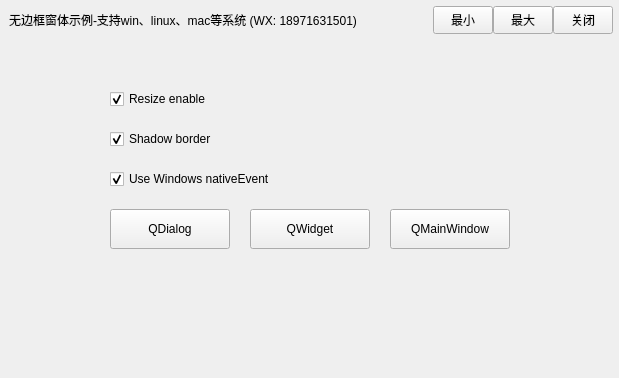
Above: QtFrameless2/demo/mainwindow.ui from redchairman/qt-frameless before the change. Below: the same form after it.
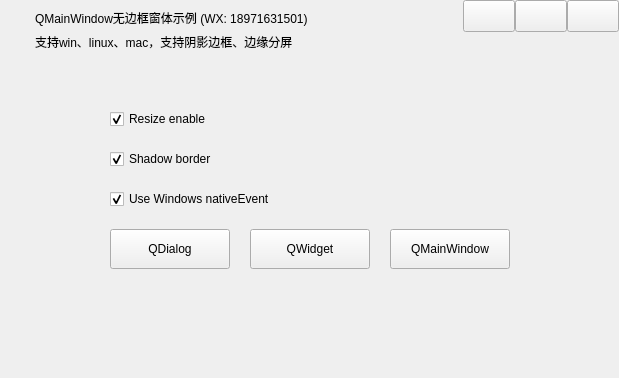
That is the form after the change.

```diff
--- a/QtFrameless2/demo/mainwindow.ui
+++ b/QtFrameless2/demo/mainwindow.ui
@@ -14,10 +14,7 @@
    <string>MainWindow</string>
   </property>
   <widget class="QWidget" name="centralwidget">
-   <layout class="QVBoxLayout" name="verticalLayout" stretch="0,0">
-    <property name="spacing">
-     <number>0</number>
-    </property>
+   <layout class="QGridLayout" name="gridLayout_5">
     <property name="leftMargin">
      <number>0</number>
     </property>
@@ -30,8 +27,11 @@
     <property name="bottomMargin">
      <number>0</number>
     </property>
-    <item>
-     <widget class="QWidget" name="titleBar" native="true">
+    <property name="spacing">
+     <number>0</number>
+    </property>
+    <item row="0" column="0">
+     <widget class="QWidget" name="widget_titleBar" native="true">
       <property name="sizePolicy">
        <sizepolicy hsizetype="Preferred" vsizetype="Fixed">
         <horstretch>0</horstretch>
@@ -41,53 +41,101 @@
       <property name="minimumSize">
        <size>
         <width>0</width>
-        <height>40</height>
+        <height>60</height>
+       </size>
+      </property>
+      <property name="maximumSize">
+       <size>
+        <width>16777215</width>
+        <height>60</height>
        </size>
       </property>
       <layout class="QHBoxLayout" name="horizontalLayout_2">
        <property name="spacing">
         <number>0</number>
        </property>
+       <property name="leftMargin">
+        <number>0</number>
+       </property>
        <property name="topMargin">
         <number>0</number>
        </property>
        <property name="rightMargin">
-        <number>6</number>
+        <number>0</number>
        </property>
        <property name="bottomMargin">
         <number>0</number>
        </property>
        <item>
-        <widget class="QLabel" name="labTitle">
-         <property name="sizePolicy">
-          <sizepolicy hsizetype="Expanding" vsizetype="Expanding">
-           <horstretch>0</horstretch>
-           <verstretch>0</verstretch>
-          </sizepolicy>
-         </property>
-         <property name="text">
-          <string>无边框窗体示例-支持win、linux、mac等系统 (WX: 18971631501)</string>
-         </property>
+        <widget class="QWidget" name="widget_caption" native="true">
+         <layout class="QGridLayout" name="gridLayout_2">
+          <item row="0" column="0">
+           <layout class="QGridLayout" name="gridLayout_4">
+            <item row="0" column="0">
+             <widget class="QLabel" name="label_logo">
+              <property name="minimumSize">
+               <size>
+                <width>20</width>
+                <height>20</height>
+               </size>
+              </property>
+              <property name="maximumSize">
+               <size>
+                <width>20</width>
+                <height>20</height>
+               </size>
+              </property>
+              <property name="text">
+               <string/>
+              </property>
+             </widget>
+            </item>
+            <item row="0" column="1">
+             <widget class="QLabel" name="label_title">
+              <property name="sizePolicy">
+               <sizepolicy hsizetype="Expanding" vsizetype="Maximum">
+                <horstretch>0</horstretch>
+                <verstretch>0</verstretch>
+               </sizepolicy>
+              </property>
+              <property name="text">
+               <string>QMainWindow无边框窗体示例 (WX: 18971631501)</string>
+              </property>
+             </widget>
+            </item>
+            <item row="1" column="1">
+             <widget class="QLabel" name="label">
+              <property name="text">
+               <string>支持win、linux、mac，支持阴影边框、边缘分屏</string>
+              </property>
+             </widget>
+            </item>
+           </layout>
+          </item>
+         </layout>
         </widget>
        </item>
        <item>
         <widget class="QWidget" name="widgetMenu" native="true">
          <property name="sizePolicy">
-          <sizepolicy hsizetype="Preferred" vsizetype="Fixed">
+          <sizepolicy hsizetype="Preferred" vsizetype="Preferred">
            <horstretch>0</horstretch>
            <verstretch>0</verstretch>
           </sizepolicy>
          </property>
+         <property name="minimumSize">
+          <size>
+           <width>0</width>
+           <height>0</height>
+          </size>
+         </property>
          <property name="maximumSize">
           <size>
            <width>16777215</width>
-           <height>28</height>
+           <height>16777215</height>
           </size>
          </property>
-         <layout class="QHBoxLayout" name="horizontalLayout">
-          <property name="spacing">
-           <number>0</number>
-          </property>
+         <layout class="QGridLayout" name="gridLayout_3">
           <property name="leftMargin">
            <number>0</number>
           </property>
@@ -100,7 +148,10 @@
           <property name="bottomMargin">
            <number>0</number>
           </property>
-          <item>
+          <property name="spacing">
+           <number>0</number>
+          </property>
+          <item row="0" column="0">
            <widget class="QPushButton" name="btnMenu_Min">
             <property name="sizePolicy">
              <sizepolicy hsizetype="Minimum" vsizetype="Expanding">
@@ -110,14 +161,14 @@
             </property>
             <property name="minimumSize">
              <size>
-              <width>60</width>
-              <height>0</height>
+              <width>52</width>
+              <height>32</height>
              </size>
             </property>
             <property name="maximumSize">
              <size>
-              <width>60</width>
-              <height>16777215</height>
+              <width>52</width>
+              <height>32</height>
              </size>
             </property>
             <property name="cursor">
@@ -130,56 +181,31 @@
              <string>最小化</string>
             </property>
             <property name="text">
-             <string>最小</string>
+             <string/>
             </property>
-           </widget>
-          </item>
-          <item>
-           <widget class="QPushButton" name="btnMenu_Max">
-            <property name="sizePolicy">
-             <sizepolicy hsizetype="Minimum" vsizetype="Expanding">
-              <horstretch>0</horstretch>
-              <verstretch>0</verstretch>
-             </sizepolicy>
+            <property name="type" stdset="0">
+             <string>minsize</string>
             </property>
-            <property name="minimumSize">
-             <size>
-              <width>60</width>
-              <height>0</height>
-             </size>
-            </property>
-            <property name="maximumSize">
-             <size>
-              <width>60</width>
-              <height>16777215</height>
-             </size>
-            </property>
-            <property name="focusPolicy">
-             <enum>Qt::NoFocus</enum>
-            </property>
-            <property name="text">
-             <string>最大</string>
-            </property>
            </widget>
           </item>
-          <item>
+          <item row="0" column="2">
            <widget class="QPushButton" name="btnMenu_Close">
             <property name="sizePolicy">
-             <sizepolicy hsizetype="Minimum" vsizetype="Expanding">
+             <sizepolicy hsizetype="Minimum" vsizetype="Minimum">
               <horstretch>0</horstretch>
               <verstretch>0</verstretch>
              </sizepolicy>
             </property>
             <property name="minimumSize">
              <size>
-              <width>60</width>
-              <height>0</height>
+              <width>52</width>
+              <height>32</height>
              </size>
             </property>
             <property name="maximumSize">
              <size>
-              <width>60</width>
-              <height>16777215</height>
+              <width>52</width>
+              <height>32</height>
              </size>
             </property>
             <property name="cursor">
@@ -192,18 +218,65 @@
              <string>关闭</string>
             </property>
             <property name="text">
-             <string>关闭</string>
+             <string/>
             </property>
+            <property name="type" stdset="0">
+             <string>close</string>
+            </property>
            </widget>
           </item>
+          <item row="0" column="1">
+           <widget class="QPushButton" name="btnMenu_Max">
+            <property name="sizePolicy">
+             <sizepolicy hsizetype="Minimum" vsizetype="Expanding">
+              <horstretch>0</horstretch>
+              <verstretch>0</verstretch>
+             </sizepolicy>
+            </property>
+            <property name="minimumSize">
+             <size>
+              <width>52</width>
+              <height>32</height>
+             </size>
+            </property>
+            <property name="maximumSize">
+             <size>
+              <width>52</width>
+              <height>32</height>
+             </size>
+            </property>
+            <property name="focusPolicy">
+             <enum>Qt::NoFocus</enum>
+            </property>
+            <property name="text">
+             <string/>
+            </property>
+            <property name="type" stdset="0">
+             <string>maxsize</string>
+            </property>
+           </widget>
+          </item>
+          <item row="1" column="1">
+           <spacer name="verticalSpacer_3">
+            <property name="orientation">
+             <enum>Qt::Vertical</enum>
+            </property>
+            <property name="sizeHint" stdset="0">
+             <size>
+              <width>20</width>
+              <height>40</height>
+             </size>
+            </property>
+           </spacer>
+          </item>
          </layout>
         </widget>
        </item>
       </layout>
      </widget>
     </item>
-    <item>
-     <widget class="QWidget" name="widgetMain" native="true">
+    <item row="1" column="0">
+     <widget class="QWidget" name="widget_client" native="true">
       <property name="sizePolicy">
        <sizepolicy hsizetype="Preferred" vsizetype="Expanding">
         <horstretch>0</horstretch>
@@ -230,87 +303,6 @@
          </property>
         </spacer>
        </item>
-       <item row="1" column="1" colspan="3">
-        <widget class="QCheckBox" name="checkBox_resizeEnable">
-         <property name="text">
-          <string>Resize enable</string>
-         </property>
-         <property name="checked">
-          <bool>true</bool>
-         </property>
-        </widget>
-       </item>
-       <item row="2" column="1" colspan="3">
-        <widget class="QCheckBox" name="checkBox_shadowBorder">
-         <property name="text">
-          <string>Shadow border</string>
-         </property>
-         <property name="checked">
-          <bool>true</bool>
-         </property>
-        </widget>
-       </item>
-       <item row="3" column="1" colspan="3">
-        <widget class="QCheckBox" name="checkBox_winNativeEvent">
-         <property name="text">
-          <string>Use Windows nativeEvent</string>
-         </property>
-         <property name="checked">
-          <bool>true</bool>
-         </property>
-        </widget>
-       </item>
-       <item row="4" column="0">
-        <spacer name="horizontalSpacer">
-         <property name="orientation">
-          <enum>Qt::Horizontal</enum>
-         </property>
-         <property name="sizeHint" stdset="0">
-          <size>
-           <width>156</width>
-           <height>20</height>
-          </size>
-         </property>
-        </spacer>
-       </item>
-       <item row="4" column="1">
-        <widget class="QPushButton" name="pushButton_QDialog">
-         <property name="minimumSize">
-          <size>
-           <width>120</width>
-           <height>40</height>
-          </size>
-         </property>
-         <property name="maximumSize">
-          <size>
-           <width>120</width>
-           <height>40</height>
-          </size>
-         </property>
-         <property name="text">
-          <string>QDialog</string>
-         </property>
-        </widget>
-       </item>
-       <item row="4" column="2">
-        <widget class="QPushButton" name="pushButton_QWidget">
-         <property name="minimumSize">
-          <size>
-           <width>120</width>
-           <height>40</height>
-          </size>
-         </property>
-         <property name="maximumSize">
-          <size>
-           <width>120</width>
-           <height>40</height>
-          </size>
-         </property>
-         <property name="text">
-          <string>QWidget</string>
-         </property>
-        </widget>
-       </item>
        <item row="4" column="3">
         <widget class="QPushButton" name="pushButton_QMainWindow">
          <property name="minimumSize">
@@ -330,6 +322,25 @@
          </property>
         </widget>
        </item>
+       <item row="4" column="2">
+        <widget class="QPushButton" name="pushButton_QWidget">
+         <property name="minimumSize">
+          <size>
+           <width>120</width>
+           <height>40</height>
+          </size>
+         </property>
+         <property name="maximumSize">
+          <size>
+           <width>120</width>
+           <height>40</height>
+          </size>
+         </property>
+         <property name="text">
+          <string>QWidget</string>
+         </property>
+        </widget>
+       </item>
        <item row="4" column="4">
         <spacer name="horizontalSpacer_2">
          <property name="orientation">
@@ -337,7 +348,39 @@
          </property>
          <property name="sizeHint" stdset="0">
           <size>
-           <width>155</width>
+           <width>60</width>
+           <height>20</height>
+          </size>
+         </property>
+        </spacer>
+       </item>
+       <item row="4" column="1">
+        <widget class="QPushButton" name="pushButton_QDialog">
+         <property name="minimumSize">
+          <size>
+           <width>120</width>
+           <height>40</height>
+          </size>
+         </property>
+         <property name="maximumSize">
+          <size>
+           <width>120</width>
+           <height>40</height>
+          </size>
+         </property>
+         <property name="text">
+          <string>QDialog</string>
+         </property>
+        </widget>
+       </item>
+       <item row="4" column="0">
+        <spacer name="horizontalSpacer">
+         <property name="orientation">
+          <enum>Qt::Horizontal</enum>
+         </property>
+         <property name="sizeHint" stdset="0">
+          <size>
+           <width>61</width>
            <height>20</height>
           </size>
          </property>
@@ -351,11 +394,41 @@
          <property name="sizeHint" stdset="0">
           <size>
            <width>20</width>
-           <height>88</height>
+           <height>40</height>
           </size>
          </property>
         </spacer>
        </item>
+       <item row="3" column="1" colspan="3">
+        <widget class="QCheckBox" name="checkBox_winNativeEvent">
+         <property name="text">
+          <string>Use Windows nativeEvent</string>
+         </property>
+         <property name="checked">
+          <bool>true</bool>
+         </property>
+        </widget>
+       </item>
+       <item row="2" column="1" colspan="3">
+        <widget class="QCheckBox" name="checkBox_shadowBorder">
+         <property name="text">
+          <string>Shadow border</string>
+         </property>
+         <property name="checked">
+          <bool>true</bool>
+         </property>
+        </widget>
+       </item>
+       <item row="1" column="1" colspan="3">
+        <widget class="QCheckBox" name="checkBox_resizeEnable">
+         <property name="text">
+          <string>Resize enable</string>
+         </property>
+         <property name="checked">
+          <bool>true</bool>
+         </property>
+        </widget>
+       </item>
       </layout>
      </widget>
     </item>
```
